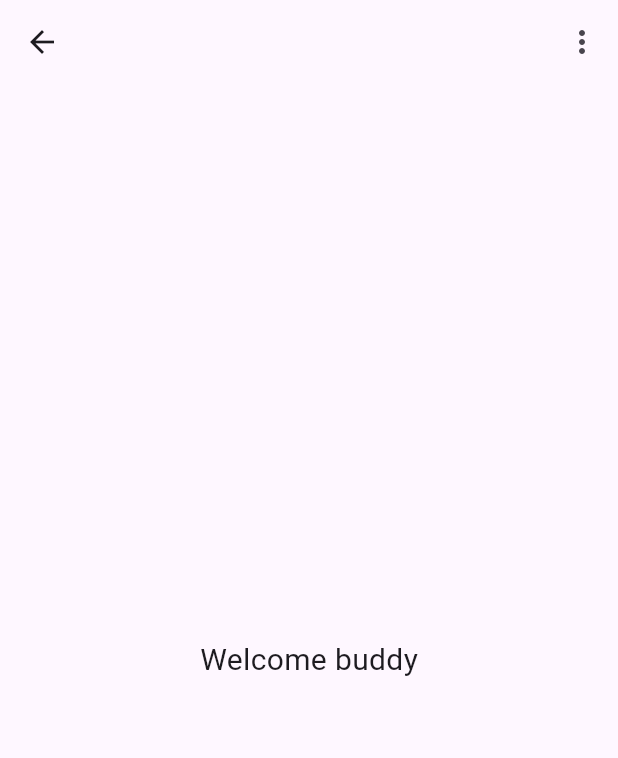
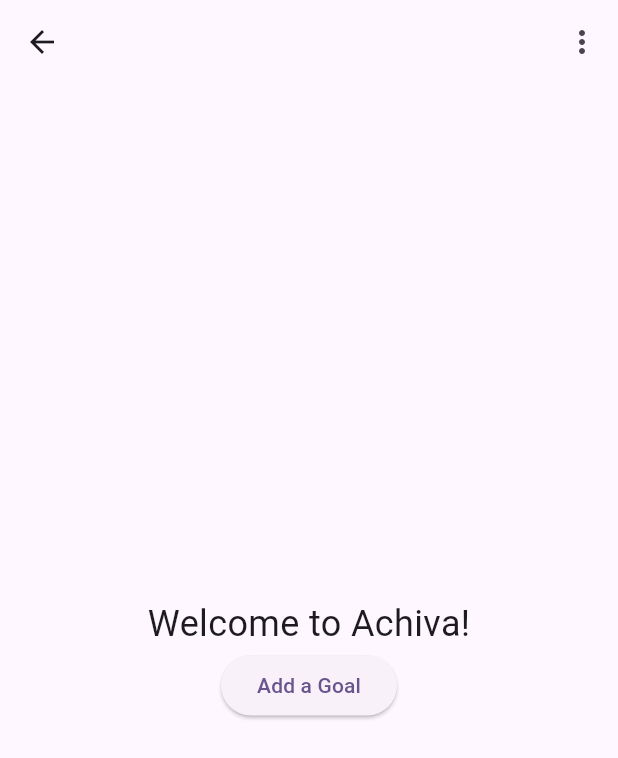
Before and after one commit to ShouqAlqureshi/achiva, a Flutter app: the HomeScreen screen opened by its route, on a phone screen of 412 x 824 dp. Shown: the top 758 px of the screen. Run offline on Flutter 3.47's test engine with Material 3 defaults, Android fonts, the phone set to English and light mode, and no system bars; our stand-ins replace cloud_firestore, firebase_auth, firebase_core, image_picker; accounts and stored records are empty.

Commit message:
add goal and task pages

```diff
--- /dev/null
+++ b/lib/models/goal.dart
@@ -0,0 +1,28 @@
+
+class Goal {
+  String name;
+  DateTime date;
+  bool visibility;
+  List<String> tasks;
+
+  Goal({
+    required this.name,
+    required this.date,
+    required this.visibility,
+    required this.tasks,
+  });
+
+  Map<String, dynamic> toJson() => {
+        'name': name,
+        'date': date.toIso8601String(),
+        'visibility': visibility,
+        'tasks': tasks,
+      };
+
+  static Goal fromJson(Map<String, dynamic> json) => Goal(
+        name: json['name'],
+        date: DateTime.parse(json['date']),
+        visibility: json['visibility'],
+        tasks: List<String>.from(json['tasks']),
+      );
+}
--- /dev/null
+++ b/lib/utilities/filestore_services.dart
@@ -0,0 +1,19 @@
+import 'package:cloud_firestore/cloud_firestore.dart';
+import 'package:achiva/models/goal.dart';
+
+class FirestoreService {
+  final CollectionReference goalCollection =
+      FirebaseFirestore.instance.collection('goals');
+
+  Future<void> addGoal(Goal goal) {
+    return goalCollection.add(goal.toJson());
+  }
+
+  Stream<List<Goal>> getGoals() {
+    return goalCollection.snapshots().map((snapshot) {
+      return snapshot.docs.map((doc) {
+        return Goal.fromJson(doc.data() as Map<String, dynamic>);
+      }).toList();
+    });
+  }
+}
--- a/lib/views/home_view.dart
+++ b/lib/views/home_view.dart
@@ -3,7 +3,7 @@
 import 'package:achiva/utilities/show_error_dialog.dart';
 import 'package:firebase_auth/firebase_auth.dart';
 import 'package:flutter/material.dart';
-
+import 'package:achiva/views/add_goal_page.dart';
 import '../utilities/show_log_out_dialog.dart';
 
 class HomeScreen extends StatelessWidget {
@@ -45,10 +45,24 @@
           }),
         ],
       ),
-      body: const Center(
-        child: Text(
-          "Welcome buddy",
-          style: TextStyle(fontSize: 20),
+      body: Center(
+               child: Column(
+          mainAxisAlignment: MainAxisAlignment.center,
+          children: <Widget>[
+            const Text(
+              'Welcome to Achiva!',
+              style: TextStyle(fontSize: 24),
+            ),
+            ElevatedButton(
+              onPressed: () {
+                Navigator.push(
+                  context,
+                  MaterialPageRoute(builder: (context) => const AddGoalPage()), // Navigate to AddGoalPage
+                );
+              },
+              child: const Text('Add a Goal'),
+            ),
+          ],
         ),
       ),
     );
--- a/pubspec.yaml
+++ b/pubspec.yaml
@@ -37,14 +37,18 @@
   cupertino_icons: ^1.0.8
   firebase_core: ^3.4.0
 
-  firebase_database: 11.1.1
+  firebase_database: ^11.1.3
 
 
   firebase_auth: ^5.2.1
   image_picker: ^1.1.2
   cloud_firestore: ^5.4.1
+
   mockito: ^5.4.4
   build_runner: ^2.4.12
+
+  intl: ^0.19.0
+
 
 
 dev_dependencies:
```
Also changed, not shown: lib/views/add_goal_page.dart (added, +202 -0 lines), lib/views/add_task_page.dart (added, +156 -0 lines), pubspec.lock.
